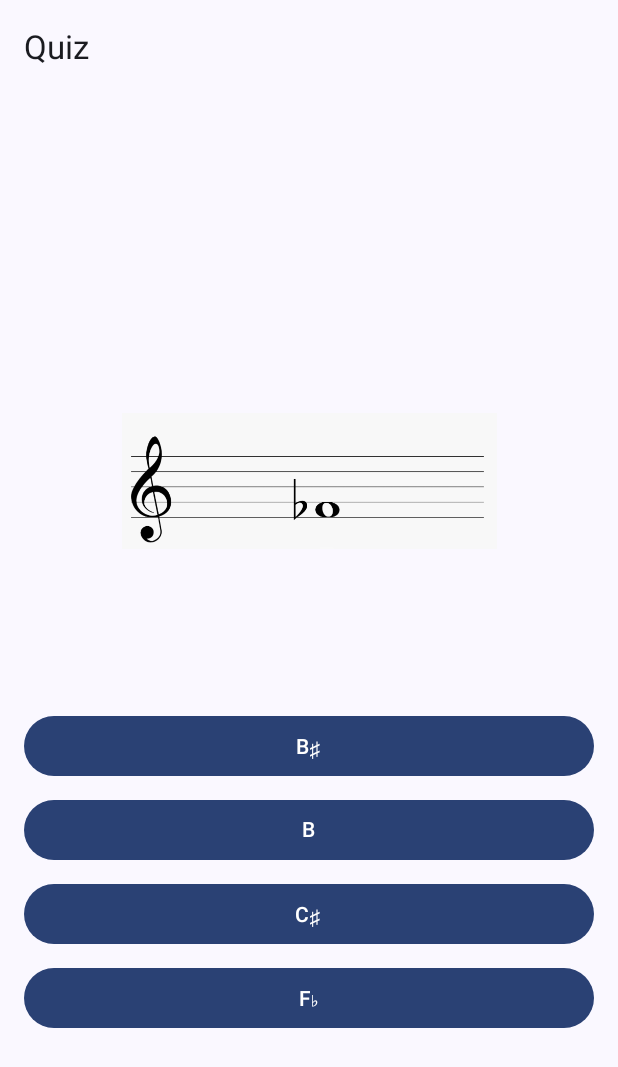
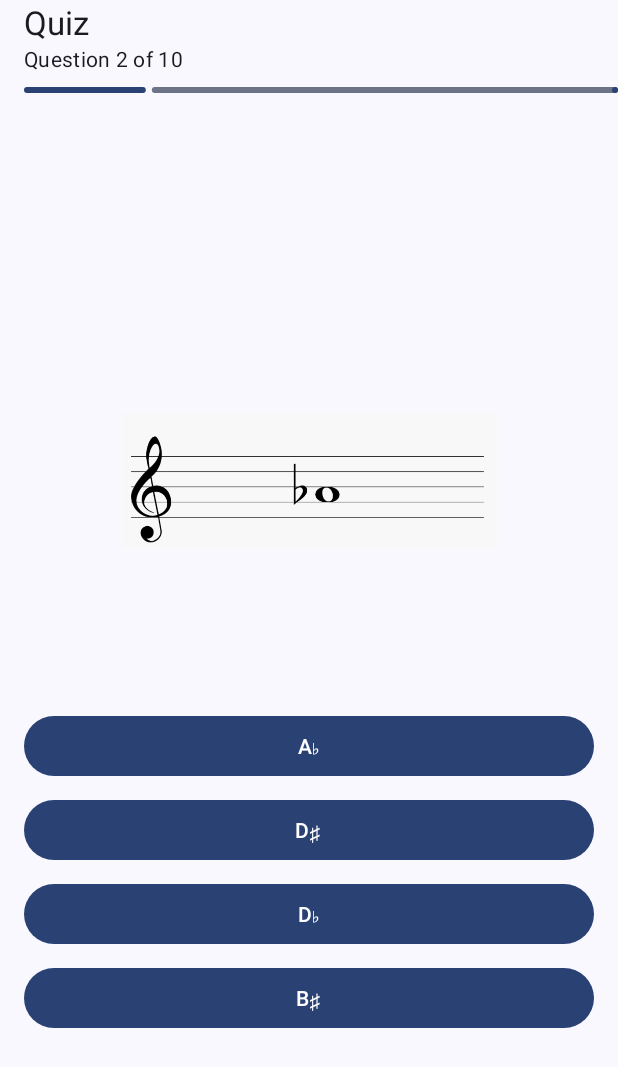
Before and after one commit to marceloakalopes/Sight-Reading-App, an Android app built with Jetpack Compose: the composable QuizScreen shown on its own in the app's theme, after a tap on an icon or button, on a phone screen of 412 x 824 dp. Shown: the top 1067 px of the screen. Run offline under Robolectric (Android 15) with nearby library versions, the phone set to English and light mode, and no system bars.

Commit message:
- Introduce a QuizProgressBar composable that displays the current question number and a LinearProgressIndicator.

```diff
--- a/app/src/main/java/com/example/sightreadingapp/AnswerFeedbackAnimation.kt
+++ b/app/src/main/java/com/example/sightreadingapp/AnswerFeedbackAnimation.kt
@@ -21,31 +21,28 @@ import kotlinx.coroutines.delay
 fun AnswerFeedbackAnimation(
     @RawRes animationRes: Int,
     durationMillis: Long = 2000,
-    onAnimationEnd: () -> Unit
+    onAnimationEnd: () -> Unit,
+    modifier: Modifier = Modifier // New modifier parameter
 ) {
-    // Load the Lottie animation composition from the given raw resource.
     val composition by rememberLottieComposition(LottieCompositionSpec.RawRes(animationRes))
-
-    // Create an animation state that plays the Lottie animation once.
     val animationState = animateLottieCompositionAsState(
         composition = composition,
-        iterations = 1 // Play once
+        iterations = 1
     )
 
-    // Effect to handle animation end logic after the specified duration.
     LaunchedEffect(key1 = animationRes) {
-        delay(durationMillis) // Wait for the animation to finish.
-        onAnimationEnd() // Trigger the callback function.
+        delay(durationMillis)
+        onAnimationEnd()
     }
 
-    // Center the animation within a full-screen box.
+    // Use the passed modifier instead of fillMaxSize()
     Box(
-        modifier = Modifier.fillMaxSize(),
+        modifier = modifier,
         contentAlignment = Alignment.Center
     ) {
         LottieAnimation(
             composition = composition,
-            progress = { animationState.progress } // Control progress via animation state.
+            progress = { animationState.progress }
         )
     }
 }
--- a/app/src/main/java/com/example/sightreadingapp/MainActivity.kt
+++ b/app/src/main/java/com/example/sightreadingapp/MainActivity.kt
@@ -14,7 +14,9 @@ import androidx.compose.ui.platform.LocalContext
 import androidx.compose.ui.res.painterResource
 import androidx.compose.ui.unit.dp
 import androidx.compose.ui.unit.sp
-import androidx.navigation.compose.*
+import androidx.navigation.compose.NavHost
+import androidx.navigation.compose.composable
+import androidx.navigation.compose.rememberNavController
 import kotlinx.coroutines.delay
 import kotlinx.coroutines.launch
 
@@ -24,8 +26,8 @@ data class Question(
     val noteResource: Int,  // Drawable resource for the Treble Clef note.
     val options: List<String>,
     val correctAnswer: String
+)
 
-)
 enum class NoteOptions(val note: String) {
     A("A"),
     B("B"),
@@ -35,11 +37,13 @@ enum class NoteOptions(val note: String) {
     F("F"),
     G("G");
 }
+
 enum class Accidentals(val accident: String){
     NONE(""),
     FLAT("♭"),
     SHARP("♯")
 }
+
 // chose an enum for both of these to enforce consistency
 enum class NoteResourcesAndAnswer(val correctNote: NoteOptions, val correctAccidental: Accidentals, val drawableResource: Int) {
     TREBLE_NOTE_A_LEDGER(NoteOptions.A, Accidentals.NONE, R.drawable.treble_note_a_ledger),
@@ -80,8 +84,7 @@ enum class NoteResourcesAndAnswer(val correctNote: NoteOptions, val correctAccid
     TREBLE_NOTE_F_TOP_LINE_SHARP(NoteOptions.F, Accidentals.SHARP, R.drawable.treble_note_f_top_line_sharp),
     TREBLE_NOTE_G_ABOVE_SHARP(NoteOptions.G, Accidentals.SHARP, R.drawable.treble_note_g_above_sharp),
     TREBLE_NOTE_G_LINE_SHARP(NoteOptions.G, Accidentals.SHARP, R.drawable.treble_note_g_line_sharp),
-} // added accidentals to the scheme and now its 12 per type as we went lower
-
+}
 
 // --- Data Model for a Leaderboard Entry ---
 data class LeaderboardEntry(val name: String, val score: Int)
@@ -95,20 +98,21 @@ class MainActivity : ComponentActivity() {
                 val context = LocalContext.current
 
                 // Retrieve the current profile from persistent storage.
-
                 val currentProfileId = ProfileRepository.getCurrentProfileId(context)
-                var userProfile by remember { mutableStateOf(ProfileRepository.getProfileById(context, currentProfileId)) }
+                var userProfile by remember {
+                    mutableStateOf(ProfileRepository.getProfileById(context, currentProfileId))
+                }
 
                 // Navigation graph: Welcome, Quiz, and Leaderboard screens.
                 NavHost(navController = navController, startDestination = "welcome") {
                     composable("welcome") {
-                        WelcomeScreen(userProfile?.name ?: "User",
+                        WelcomeScreen(
+                            userProfile?.name ?: "User",
                             onStartClicked = { navController.navigate("quiz") },
-                            onNoteQuizClicked = { navController.navigate("noteBuilder") })
+                            onNoteQuizClicked = { navController.navigate("noteBuilder") }
+                        )
                     }
-                    composable("noteBuilder"){
-                        // just copied other probably could just make
-                        // updateScore a function for quiz controllers
+                    composable("noteBuilder") {
                         noteBuilder(
                             onQuizFinished = {
                                 // Refresh the profile after the quiz.
@@ -116,13 +120,11 @@ class MainActivity : ComponentActivity() {
                                 navController.navigate("leaderboard")
                             },
                             updateScore = { points ->
-                                // Update the profile's score both in memory and in persistent storage.
                                 val updatedScore = (userProfile?.score ?: 0) + points
                                 userProfile = userProfile?.copy(score = updatedScore)
                                 userProfile?.let { ProfileRepository.updateProfileScore(context, it.id, updatedScore) }
                             }
                         )
-
                     }
                     composable("quiz") {
                         QuizScreen(
@@ -132,7 +134,6 @@ class MainActivity : ComponentActivity() {
                                 navController.navigate("leaderboard")
                             },
                             updateScore = { points ->
-                                // Update the profile's score both in memory and in persistent storage.
                                 val updatedScore = (userProfile?.score ?: 0) + points
                                 userProfile = userProfile?.copy(score = updatedScore)
                                 userProfile?.let { ProfileRepository.updateProfileScore(context, it.id, updatedScore) }
@@ -156,7 +157,11 @@ class MainActivity : ComponentActivity() {
 }
 
 @Composable
-fun WelcomeScreen(userName: String, onStartClicked: () -> Unit, onNoteQuizClicked: () -> Unit) {
+fun WelcomeScreen(
+    userName: String,
+    onStartClicked: () -> Unit,
+    onNoteQuizClicked: () -> Unit
+) {
     Scaffold { paddingValues ->
         Column(
             modifier = Modifier
@@ -172,33 +177,39 @@ fun WelcomeScreen(userName: String, onStartClicked: () -> Unit, onNoteQuizClicke
                 Text("quiz")
             }
             Spacer(modifier = Modifier.height(16.dp))
-            Button(onClick = onNoteQuizClicked){
+            Button(onClick = onNoteQuizClicked) {
                 Text("Note Quiz")
             }
         }
     }
 }
+
 @OptIn(ExperimentalMaterial3Api::class)
 @Composable
 fun noteBuilder(
     onQuizFinished: () -> Unit,
     updateScore: (Int) -> Unit
-){}
-// TODO make randomized quizzes
-// kinda useful funky green eye attractor
+) {
+    // TODO: Build out your noteBuilder content
+}
 
+// -----------------------------------
+// Quiz Screen with Progress Bar
+// -----------------------------------
 @OptIn(ExperimentalMaterial3Api::class)
 @Composable
 fun QuizScreen(
     onQuizFinished: () -> Unit,
     updateScore: (Int) -> Unit
 ) {
+    // 1. Define how many questions to generate
+    val totalQuestions = 10
+
     val availableQuestions = mutableListOf(*NoteResourcesAndAnswer.entries.toTypedArray())
     val possibleNotes = listOf(*NoteOptions.entries.toTypedArray())
     val possibleAccidents = listOf(*Accidentals.entries.toTypedArray())
     var incrementingId: Int = 1
 
-    // Generate random question function
     fun generateRandomQuestion(): Question? {
         if (availableQuestions.isEmpty()) return null
 
@@ -232,23 +243,20 @@ fun QuizScreen(
         )
     }
 
-    // State variables for quiz and feedback animation
+    // 2. Track current question, user attempts, etc.
     var currentQuestionIndex by remember { mutableIntStateOf(0) }
     var hasAttempted by remember { mutableStateOf(false) }
     var resultMessage by remember { mutableStateOf("") }
     var feedbackAnimationRes by remember { mutableStateOf<Int?>(null) }
     val coroutineScope = rememberCoroutineScope()
 
-    // Create a list of questions dynamically
     val questions = remember { mutableStateListOf<Question>() }
     var isQuestionsReady by remember { mutableStateOf(false) }
 
-    // Generate the questions when the screen first loads
+    // 3. Generate questions on first load
     LaunchedEffect(Unit) {
-        repeat(10) {
-            generateRandomQuestion()?.let { question ->
-                questions.add(question)
-            }
+        repeat(totalQuestions) {
+            generateRandomQuestion()?.let { question -> questions.add(question) }
         }
         isQuestionsReady = true
     }
@@ -257,22 +265,34 @@ fun QuizScreen(
         return // Wait until questions are ready
     }
 
-    // Get the current question; if none remain, finish the quiz.
     val currentQuestion = questions.getOrNull(currentQuestionIndex)
     if (currentQuestion == null) {
-        // Clear any active animation before finishing
+        // No more questions, finish quiz
         feedbackAnimationRes = null
         onQuizFinished()
         return
     }
 
-    // Use a Scaffold and wrap content in a Box to layer the quiz UI and the animation overlay
+    // 4. Show a top bar with a progress bar
     Scaffold(
-        topBar = { TopAppBar(title = { Text("Quiz") }) }
+        topBar = {
+            TopAppBar(
+                title = {
+                    Column {
+                        Text("Quiz")
+                        // Duolingo-like progress bar showing “Question X of Y”
+                        QuizProgressBar(
+                            currentQuestionIndex = currentQuestionIndex,
+                            totalQuestions = totalQuestions
+                        )
+                    }
+                }
+            )
+        }
     ) { paddingValues ->
         Box(modifier = Modifier.fillMaxSize()) {
+            // If we do NOT have an active animation, show the quiz UI
             if (feedbackAnimationRes == null) {
-                // Quiz UI is visible when there's no active animation
                 Column(
                     modifier = Modifier
                         .fillMaxSize()
@@ -281,15 +301,17 @@ fun QuizScreen(
                     horizontalAlignment = Alignment.CenterHorizontally,
                     verticalArrangement = Arrangement.Center
                 ) {
-                    // Display the current question's note
+                    // Display the question’s note
                     Image(
                         painter = painterResource(id = currentQuestion.noteResource),
                         contentDescription = "Treble Clef Note",
                         modifier = Modifier.size(250.dp)
                     )
                     Spacer(modifier = Modifier.height(24.dp))
+
                     val context = LocalContext.current
-                    // Display answer options
+
+                    // Answer options
                     currentQuestion.options.forEach { option ->
                         Button(
                             onClick = {
@@ -299,12 +321,10 @@ fun QuizScreen(
                                         resultMessage = "Correct!"
                                         updateScore(10)
                                         playSound(context, R.raw.right_answer)
-
                                         feedbackAnimationRes = R.raw.smile_correct
                                     } else {
                                         resultMessage = "Wrong! Correct answer: ${currentQuestion.correctAnswer}"
                                         playSound(context, R.raw.incorrect_answer)
-
                                         feedbackAnimationRes = R.raw.smile_incorrect
                                     }
                                 }
@@ -316,24 +336,24 @@ fun QuizScreen(
                             Text(option)
                         }
                     }
-                    if (resultMessage.isNotEmpty()) {
-                        Spacer(modifier = Modifier.height(16.dp))
-                        Text(resultMessage)
-                    }
                 }
             } else {
-                // Full-screen animation overlay hides the quiz UI
+                // If we DO have an active animation, show the full-screen overlay
                 Box(
                     modifier = Modifier
                         .fillMaxSize()
                         .background(MaterialTheme.colorScheme.background),
                     contentAlignment = Alignment.Center
                 ) {
+                    Column(
+                        horizontalAlignment = Alignment.CenterHorizontally,
+                        verticalArrangement = Arrangement.Center
+                    ) {
+                        // Set a fixed size for the animation
                         AnswerFeedbackAnimation(
                             animationRes = feedbackAnimationRes!!,
                             durationMillis = if (resultMessage.contains("Correct")) 2000L else 3000L,
                             onAnimationEnd = {
-
                                 feedbackAnimationRes = null
                                 coroutineScope.launch {
                                     delay(150L)
@@ -341,17 +361,53 @@ fun QuizScreen(
                                     hasAttempted = false
                                     resultMessage = ""
                                 }
-                        }
+                            },
+                            modifier = Modifier.size(250.dp)  // Use a fixed size instead of fillMaxSize()
+                        )
+                        // Display the result text below the animation
+                        if (resultMessage.isNotEmpty()) {
+                            Spacer(modifier = Modifier.height(16.dp))
+                            Text(
+                                text = resultMessage,
+                                style = MaterialTheme.typography.titleLarge
                             )
                         }
                     }
                 }
             }
         }
+    }
+}
 
+// -----------------------------------
+// Simple Duolingo-like Progress Bar
+// -----------------------------------
+@Composable
+fun QuizProgressBar(
+    currentQuestionIndex: Int,
+    totalQuestions: Int
+) {
+    // Convert current question index to 1-based for user display
+    val currentNumber = currentQuestionIndex + 1
 
+    // Calculate progress as a fraction from 0.0 to 1.0
+    val progress = currentNumber.coerceAtMost(totalQuestions).toFloat() / totalQuestions
 
-
+    Column(modifier = Modifier.fillMaxWidth()) {
+        // Optional: “Question X of Y”
+        Text(
+            text = "Question $currentNumber of $totalQuestions",
+            style = MaterialTheme.typography.bodyMedium
+        )
+        // Linear progress bar
+        LinearProgressIndicator(
+            progress = progress,
+            modifier = Modifier
+                .fillMaxWidth()
+                .padding(top = 8.dp)
+        )
+    }
+}
 
 @OptIn(ExperimentalMaterial3Api::class)
 @Composable
```
Lines whose indentation alone changed are shown as unchanged.
